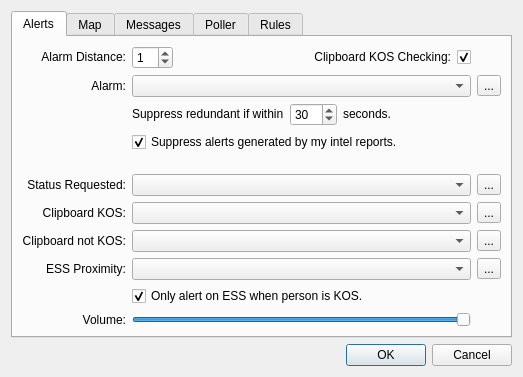
The window that src/options.ui (3vi1/IMP) describes before a commit, drawn with Qt 5.
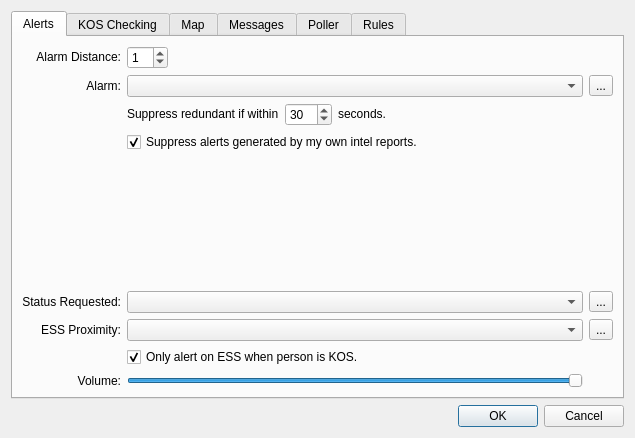
The same window after the commit. The open tabs and pages were chosen to show the change. Icons and pictures are not drawn.

Commit message:
- Add "double ctrl-c" KOS check option.
- Add option to disable avatars in message list.

What changed in the file:
```diff
--- a/src/options.ui
+++ b/src/options.ui
@@ -6,8 +6,8 @@
    <rect>
     <x>0</x>
     <y>0</y>
-    <width>523</width>
-    <height>377</height>
+    <width>635</width>
+    <height>438</height>
    </rect>
   </property>
   <property name="windowTitle">
@@ -46,36 +46,36 @@
       <attribute name="title">
        <string>Alerts</string>
       </attribute>
-      <layout class="QGridLayout" name="gridLayout_6">
-       <item row="11" column="1" colspan="2">
-        <widget class="QSlider" name="volume">
-         <property name="maximum">
-          <number>100</number>
-         </property>
-         <property name="value">
-          <number>100</number>
-         </property>
-         <property name="orientation">
-          <enum>Qt::Horizontal</enum>
-         </property>
-        </widget>
-       </item>
-       <item row="7" column="0">
-        <widget class="QLabel" name="label_11">
+      <layout class="QGridLayout" name="gridLayout_4">
+       <item row="0" column="0">
+        <widget class="QLabel" name="label">
          <property name="sizePolicy">
-          <sizepolicy hsizetype="Preferred" vsizetype="Preferred">
+          <sizepolicy hsizetype="Preferred" vsizetype="Fixed">
            <horstretch>0</horstretch>
            <verstretch>0</verstretch>
           </sizepolicy>
          </property>
          <property name="text">
-          <string>Clipboard KOS:</string>
+          <string>Alarm Distance:</string>
          </property>
          <property name="alignment">
           <set>Qt::AlignRight|Qt::AlignTrailing|Qt::AlignVCenter</set>
          </property>
         </widget>
        </item>
+       <item row="0" column="1">
+        <widget class="QSpinBox" name="distanceSpinBox">
+         <property name="sizePolicy">
+          <sizepolicy hsizetype="Fixed" vsizetype="Fixed">
+           <horstretch>0</horstretch>
+           <verstretch>0</verstretch>
+          </sizepolicy>
+         </property>
+         <property name="value">
+          <number>1</number>
+         </property>
+        </widget>
+       </item>
        <item row="1" column="0">
         <widget class="QLabel" name="label_2">
          <property name="sizePolicy">
@@ -92,95 +92,17 @@
          </property>
         </widget>
        </item>
-       <item row="9" column="1" colspan="2">
-        <widget class="QComboBox" name="essCombo">
+       <item row="1" column="1">
+        <widget class="QComboBox" name="alarmCombo">
          <property name="sizePolicy">
-          <sizepolicy hsizetype="Preferred" vsizetype="Expanding">
+          <sizepolicy hsizetype="Preferred" vsizetype="Fixed">
            <horstretch>1</horstretch>
            <verstretch>0</verstretch>
           </sizepolicy>
          </property>
         </widget>
        </item>
-       <item row="10" column="1" colspan="2">
-        <widget class="QCheckBox" name="essBox">
-         <property name="text">
-          <string>Only alert on ESS when person is KOS.</string>
-         </property>
-         <property name="checked">
-          <bool>true</bool>
-         </property>
-        </widget>
-       </item>
-       <item row="6" column="0">
-        <widget class="QLabel" name="label_3">
-         <property name="sizePolicy">
-          <sizepolicy hsizetype="Preferred" vsizetype="Preferred">
-           <horstretch>0</horstretch>
-           <verstretch>0</verstretch>
-          </sizepolicy>
-         </property>
-         <property name="text">
-          <string>Status Requested:</string>
-         </property>
-         <property name="alignment">
-          <set>Qt::AlignRight|Qt::AlignTrailing|Qt::AlignVCenter</set>
-         </property>
-        </widget>
-       </item>
-       <item row="8" column="1" colspan="2">
-        <widget class="QComboBox" name="clipNotKosCombo">
-         <property name="sizePolicy">
-          <sizepolicy hsizetype="Preferred" vsizetype="Expanding">
-           <horstretch>1</horstretch>
-           <verstretch>0</verstretch>
-          </sizepolicy>
-         </property>
-        </widget>
-       </item>
-       <item row="11" column="0">
-        <widget class="QLabel" name="label_4">
-         <property name="text">
-          <string>Volume:</string>
-         </property>
-         <property name="alignment">
-          <set>Qt::AlignRight|Qt::AlignTrailing|Qt::AlignVCenter</set>
-         </property>
-        </widget>
-       </item>
-       <item row="8" column="0">
-        <widget class="QLabel" name="label_12">
-         <property name="sizePolicy">
-          <sizepolicy hsizetype="Preferred" vsizetype="Preferred">
-           <horstretch>0</horstretch>
-           <verstretch>0</verstretch>
-          </sizepolicy>
-         </property>
-         <property name="text">
-          <string>Clipboard not KOS:</string>
-         </property>
-         <property name="alignment">
-          <set>Qt::AlignRight|Qt::AlignTrailing|Qt::AlignVCenter</set>
-         </property>
-        </widget>
-       </item>
-       <item row="3" column="1" rowspan="2" colspan="2">
-        <widget class="QCheckBox" name="selfSuppressCheck">
-         <property name="sizePolicy">
-          <sizepolicy hsizetype="Fixed" vsizetype="Preferred">
-           <horstretch>0</horstretch>
-           <verstretch>0</verstretch>
-          </sizepolicy>
-         </property>
-         <property name="text">
-          <string>Suppress alerts generated by my intel reports.</string>
-         </property>
-         <property name="checked">
-          <bool>true</bool>
-         </property>
-        </widget>
-       </item>
-       <item row="1" column="3">
+       <item row="1" column="2">
         <widget class="QToolButton" name="alarmTestButton">
          <property name="text">
           <string>...</string>
@@ -191,93 +113,7 @@
          </property>
         </widget>
        </item>
-       <item row="7" column="3">
-        <widget class="QToolButton" name="clipKosTestButton">
-         <property name="text">
-          <string>...</string>
-         </property>
-         <property name="icon">
-          <iconset resource="resources.qrc">
-           <normaloff>:/graphics/volume-icon.png</normaloff>:/graphics/volume-icon.png</iconset>
-         </property>
-        </widget>
-       </item>
-       <item row="0" column="0">
-        <widget class="QLabel" name="label">
-         <property name="sizePolicy">
-          <sizepolicy hsizetype="Preferred" vsizetype="Fixed">
-           <horstretch>0</horstretch>
-           <verstretch>0</verstretch>
-          </sizepolicy>
-         </property>
-         <property name="text">
-          <string>Alarm Distance:</string>
-         </property>
-         <property name="alignment">
-          <set>Qt::AlignRight|Qt::AlignTrailing|Qt::AlignVCenter</set>
-         </property>
-        </widget>
-       </item>
-       <item row="0" column="1" colspan="2">
-        <layout class="QGridLayout" name="gridLayout_4">
-         <item row="0" column="0">
-          <widget class="QSpinBox" name="distanceSpinBox">
-           <property name="sizePolicy">
-            <sizepolicy hsizetype="Fixed" vsizetype="Fixed">
-             <horstretch>0</horstretch>
-             <verstretch>0</verstretch>
-            </sizepolicy>
-           </property>
-           <property name="value">
-            <number>1</number>
-           </property>
-          </widget>
-         </item>
-         <item row="0" column="1">
-          <widget class="QLabel" name="label_6">
-           <property name="sizePolicy">
-            <sizepolicy hsizetype="Preferred" vsizetype="Fixed">
-             <horstretch>0</horstretch>
-             <verstretch>0</verstretch>
-            </sizepolicy>
-           </property>
-           <property name="text">
-            <string>Clipboard KOS Checking:</string>
-           </property>
-           <property name="alignment">
-            <set>Qt::AlignRight|Qt::AlignTrailing|Qt::AlignVCenter</set>
-           </property>
-          </widget>
-         </item>
-         <item row="0" column="2">
-          <widget class="QCheckBox" name="kosCheck">
-           <property name="sizePolicy">
-            <sizepolicy hsizetype="Fixed" vsizetype="Fixed">
-             <horstretch>0</horstretch>
-             <verstretch>0</verstretch>
-            </sizepolicy>
-           </property>
-           <property name="text">
-            <string/>
-           </property>
-           <property name="checked">
-            <bool>true</bool>
-           </property>
-          </widget>
-         </item>
-        </layout>
-       </item>
-       <item row="6" column="1" colspan="2">
-        <widget class="QComboBox" name="statusCombo">
-         <property name="sizePolicy">
-          <sizepolicy hsizetype="Preferred" vsizetype="Expanding">
-           <horstretch>1</horstretch>
-           <verstretch>0</verstretch>
-          </sizepolicy>
-         </property>
-        </widget>
-       </item>
-       <item row="2" column="1" colspan="2">
+       <item row="2" column="1">
         <layout class="QGridLayout" name="gridLayout_7">
          <item row="0" column="0">
           <widget class="QLabel" name="label_26">
@@ -323,8 +159,63 @@
          </item>
         </layout>
        </item>
-       <item row="8" column="3">
-        <widget class="QToolButton" name="clipNotKosTestButton">
+       <item row="3" column="1">
+        <widget class="QCheckBox" name="selfSuppressCheck">
+         <property name="sizePolicy">
+          <sizepolicy hsizetype="Fixed" vsizetype="Preferred">
+           <horstretch>0</horstretch>
+           <verstretch>0</verstretch>
+          </sizepolicy>
+         </property>
+         <property name="text">
+          <string>Suppress alerts generated by my own intel reports.</string>
+         </property>
+         <property name="checked">
+          <bool>true</bool>
+         </property>
+        </widget>
+       </item>
+       <item row="4" column="1">
+        <spacer name="verticalSpacer_2">
+         <property name="orientation">
+          <enum>Qt::Vertical</enum>
+         </property>
+         <property name="sizeHint" stdset="0">
+          <size>
+           <width>20</width>
+           <height>20</height>
+          </size>
+         </property>
+        </spacer>
+       </item>
+       <item row="5" column="0">
+        <widget class="QLabel" name="label_3">
+         <property name="sizePolicy">
+          <sizepolicy hsizetype="Preferred" vsizetype="Preferred">
+           <horstretch>0</horstretch>
+           <verstretch>0</verstretch>
+          </sizepolicy>
+         </property>
+         <property name="text">
+          <string>Status Requested:</string>
+         </property>
+         <property name="alignment">
+          <set>Qt::AlignRight|Qt::AlignTrailing|Qt::AlignVCenter</set>
+         </property>
+        </widget>
+       </item>
+       <item row="5" column="1">
+        <widget class="QComboBox" name="statusCombo">
+         <property name="sizePolicy">
+          <sizepolicy hsizetype="Preferred" vsizetype="Fixed">
+           <horstretch>1</horstretch>
+           <verstretch>0</verstretch>
+          </sizepolicy>
+         </property>
+        </widget>
+       </item>
+       <item row="5" column="2">
+        <widget class="QToolButton" name="statusTestButton">
          <property name="text">
           <string>...</string>
          </property>
@@ -334,7 +225,7 @@
          </property>
         </widget>
        </item>
-       <item row="9" column="0">
+       <item row="6" column="0">
         <widget class="QLabel" name="label_14">
          <property name="sizePolicy">
           <sizepolicy hsizetype="Preferred" vsizetype="Preferred">
@@ -350,38 +241,17 @@
          </property>
         </widget>
        </item>
-       <item row="1" column="1" colspan="2">
-        <widget class="QComboBox" name="alarmCombo">
+       <item row="6" column="1">
+        <widget class="QComboBox" name="essCombo">
          <property name="sizePolicy">
-          <sizepolicy hsizetype="Preferred" vsizetype="Expanding">
+          <sizepolicy hsizetype="Preferred" vsizetype="Fixed">
            <horstretch>1</horstretch>
            <verstretch>0</verstretch>
           </sizepolicy>
          </property>
         </widget>
        </item>
-       <item row="7" column="1" colspan="2">
-        <widget class="QComboBox" name="clipKosCombo">
-         <property name="sizePolicy">
-          <sizepolicy hsizetype="Preferred" vsizetype="Expanding">
-           <horstretch>1</horstretch>
-           <verstretch>0</verstretch>
-          </sizepolicy>
-         </property>
-        </widget>
-       </item>
-       <item row="6" column="3">
-        <widget class="QToolButton" name="statusTestButton">
-         <property name="text">
-          <string>...</string>
-         </property>
-         <property name="icon">
-          <iconset resource="resources.qrc">
-           <normaloff>:/graphics/volume-icon.png</normaloff>:/graphics/volume-icon.png</iconset>
-         </property>
-        </widget>
-       </item>
-       <item row="9" column="3">
+       <item row="6" column="2">
         <widget class="QToolButton" name="essTestButton">
          <property name="text">
           <string>...</string>
@@ -392,18 +262,193 @@
          </property>
         </widget>
        </item>
-       <item row="5" column="1">
-        <spacer name="verticalSpacer_2">
+       <item row="7" column="1">
+        <widget class="QCheckBox" name="essBox">
+         <property name="text">
+          <string>Only alert on ESS when person is KOS.</string>
+         </property>
+         <property name="checked">
+          <bool>true</bool>
+         </property>
+        </widget>
+       </item>
+       <item row="8" column="0">
+        <widget class="QLabel" name="label_4">
+         <property name="text">
+          <string>Volume:</string>
+         </property>
+         <property name="alignment">
+          <set>Qt::AlignRight|Qt::AlignTrailing|Qt::AlignVCenter</set>
+         </property>
+        </widget>
+       </item>
+       <item row="8" column="1">
+        <widget class="QSlider" name="volume">
+         <property name="maximum">
+          <number>100</number>
+         </property>
+         <property name="value">
+          <number>100</number>
+         </property>
          <property name="orientation">
-          <enum>Qt::Vertical</enum>
+          <enum>Qt::Horizontal</enum>
          </property>
-         <property name="sizeHint" stdset="0">
-          <size>
-           <width>20</width>
-           <height>20</height>
-          </size>
+        </widget>
+       </item>
+      </layout>
+     </widget>
+     <widget class="QWidget" name="tab">
+      <attribute name="title">
+       <string>KOS Checking</string>
+      </attribute>
+      <layout class="QGridLayout" name="gridLayout_8">
+       <item row="0" column="0">
+        <widget class="QLabel" name="label_6">
+         <property name="sizePolicy">
+          <sizepolicy hsizetype="Expanding" vsizetype="Fixed">
+           <horstretch>0</horstretch>
+           <verstretch>0</verstretch>
+          </sizepolicy>
          </property>
-        </spacer>
+         <property name="text">
+          <string>Clipboard KOS Checking:</string>
+         </property>
+         <property name="alignment">
+          <set>Qt::AlignRight|Qt::AlignTrailing|Qt::AlignVCenter</set>
+         </property>
+        </widget>
+       </item>
+       <item row="0" column="1">
+        <widget class="QCheckBox" name="kosCheck">
+         <property name="sizePolicy">
+          <sizepolicy hsizetype="Fixed" vsizetype="Fixed">
+           <horstretch>0</horstretch>
+           <verstretch>0</verstretch>
+          </sizepolicy>
+         </property>
+         <property name="text">
+          <string/>
+         </property>
+         <property name="checked">
+          <bool>true</bool>
+         </property>
+        </widget>
+       </item>
+       <item row="1" column="0">
+        <widget class="QLabel" name="label_32">
+         <property name="sizePolicy">
+          <sizepolicy hsizetype="Expanding" vsizetype="Fixed">
+           <horstretch>0</horstretch>
+           <verstretch>0</verstretch>
+          </sizepolicy>
+         </property>
+         <property name="text">
+          <string>Check on double copy:</string>
+         </property>
+         <property name="alignment">
+          <set>Qt::AlignRight|Qt::AlignTrailing|Qt::AlignVCenter</set>
+         </property>
+        </widget>
+       </item>
+       <item row="1" column="1">
+        <widget class="QCheckBox" name="checkKosDouble">
+         <property name="sizePolicy">
+          <sizepolicy hsizetype="Fixed" vsizetype="Fixed">
+           <horstretch>0</horstretch>
+           <verstretch>0</verstretch>
+          </sizepolicy>
+         </property>
+         <property name="text">
+          <string/>
+         </property>
+         <property name="checked">
+          <bool>true</bool>
+         </property>
+        </widget>
+       </item>
+       <item row="1" column="2">
+        <widget class="QLabel" name="label_33">
+         <property name="text">
+          <string>(Require Ctrl-C twice on same data before sending to checker)</string>
+         </property>
+         <property name="wordWrap">
+          <bool>true</bool>
+         </property>
+        </widget>
+       </item>
+       <item row="2" column="0">
+        <widget class="QLabel" name="label_11">
+         <property name="sizePolicy">
+          <sizepolicy hsizetype="Expanding" vsizetype="Fixed">
+           <horstretch>0</horstretch>
+           <verstretch>0</verstretch>
+          </sizepolicy>
+         </property>
+         <property name="text">
+          <string>Clipboard KOS:</string>
+         </property>
+         <property name="alignment">
+          <set>Qt::AlignRight|Qt::AlignTrailing|Qt::AlignVCenter</set>
+         </property>
+        </widget>
+       </item>
+       <item row="2" column="1" colspan="2">
+        <widget class="QComboBox" name="clipKosCombo">
+         <property name="sizePolicy">
+          <sizepolicy hsizetype="Preferred" vsizetype="Fixed">
+           <horstretch>1</horstretch>
+           <verstretch>0</verstretch>
+          </sizepolicy>
+         </property>
+        </widget>
+       </item>
+       <item row="2" column="3">
+        <widget class="QToolButton" name="clipKosTestButton">
+         <property name="text">
+          <string>...</string>
+         </property>
+         <property name="icon">
+          <iconset resource="resources.qrc">
+           <normaloff>:/graphics/volume-icon.png</normaloff>:/graphics/volume-icon.png</iconset>
+         </property>
+        </widget>
+       </item>
+       <item row="3" column="0">
+        <widget class="QLabel" name="label_12">
+         <property name="sizePolicy">
+          <sizepolicy hsizetype="Expanding" vsizetype="Fixed">
+           <horstretch>0</horstretch>
+           <verstretch>0</verstretch>
+          </sizepolicy>
+         </property>
+         <property name="text">
+          <string>Clipboard not KOS:</string>
+         </property>
+         <property name="alignment">
+          <set>Qt::AlignRight|Qt::AlignTrailing|Qt::AlignVCenter</set>
+         </property>
+        </widget>
+       </item>
+       <item row="3" column="1" colspan="2">
+        <widget class="QComboBox" name="clipNotKosCombo">
+         <property name="sizePolicy">
+          <sizepolicy hsizetype="Preferred" vsizetype="Fixed">
+           <horstretch>1</horstretch>
+           <verstretch>0</verstretch>
+          </sizepolicy>
+         </property>
+        </widget>
+       </item>
+       <item row="3" column="3">
+        <widget class="QToolButton" name="clipNotKosTestButton">
+         <property name="text">
+          <string>...</string>
+         </property>
+         <property name="icon">
+          <iconset resource="resources.qrc">
+           <normaloff>:/graphics/volume-icon.png</normaloff>:/graphics/volume-icon.png</iconset>
+         </property>
+        </widget>
        </item>
       </layout>
      </widget>
```
Left out of the diff: 90 changed lines with no effect on the pictures. The commit also changes 8 other files.
